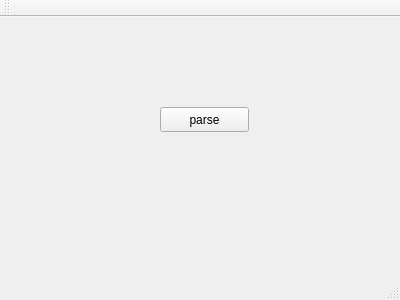
The window that mainwindow.ui (ABarnasFLY/QLogNEU) describes before a commit, drawn with Qt 5.
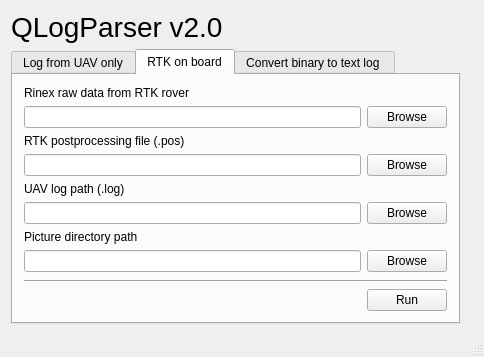
The same window after the commit. The open tabs and pages were chosen to show the change.

Diff of the .ui file:
```diff
--- a/mainwindow.ui
+++ b/mainwindow.ui
@@ -6,58 +6,280 @@
    <rect>
     <x>0</x>
     <y>0</y>
-    <width>400</width>
-    <height>300</height>
+    <width>484</width>
+    <height>345</height>
    </rect>
   </property>
   <property name="windowTitle">
    <string>MainWindow</string>
   </property>
   <widget class="QWidget" name="centralWidget">
-   <widget class="QPushButton" name="pushButton">
-    <property name="geometry">
-     <rect>
-      <x>160</x>
-      <y>90</y>
-      <width>89</width>
-      <height>25</height>
-     </rect>
-    </property>
-    <property name="text">
-     <string>parse</string>
-    </property>
-   </widget>
-   <widget class="QLabel" name="label">
-    <property name="geometry">
-     <rect>
-      <x>170</x>
-      <y>130</y>
-      <width>67</width>
-      <height>17</height>
-     </rect>
-    </property>
-    <property name="text">
-     <string/>
-    </property>
-   </widget>
-  </widget>
-  <widget class="QMenuBar" name="menuBar">
-   <property name="geometry">
-    <rect>
-     <x>0</x>
-     <y>0</y>
-     <width>400</width>
-     <height>22</height>
-    </rect>
-   </property>
-  </widget>
-  <widget class="QToolBar" name="mainToolBar">
-   <attribute name="toolBarArea">
-    <enum>TopToolBarArea</enum>
-   </attribute>
-   <attribute name="toolBarBreak">
-    <bool>false</bool>
-   </attribute>
+   <layout class="QGridLayout" name="gridLayout">
+    <item row="1" column="2">
+     <widget class="QLabel" name="label">
+      <property name="text">
+       <string/>
+      </property>
+     </widget>
+    </item>
+    <item row="0" column="0">
+     <widget class="QLabel" name="label_12">
+      <property name="font">
+       <font>
+        <pointsize>21</pointsize>
+       </font>
+      </property>
+      <property name="text">
+       <string>QLogParser v2.0</string>
+      </property>
+     </widget>
+    </item>
+    <item row="1" column="0">
+     <widget class="QTabWidget" name="tabWidget">
+      <property name="currentIndex">
+       <number>2</number>
+      </property>
+      <widget class="QWidget" name="tab_paths_no_rtk">
+       <attribute name="title">
+        <string>Log from UAV only</string>
+       </attribute>
+       <layout class="QGridLayout" name="gridLayout_2">
+        <item row="2" column="0">
+         <widget class="QLineEdit" name="le_log"/>
+        </item>
+        <item row="3" column="0">
+         <widget class="QLabel" name="label_3">
+          <property name="text">
+           <string>Picture directory path</string>
+          </property>
+         </widget>
+        </item>
+        <item row="1" column="0">
+         <widget class="QLabel" name="label_2">
+          <property name="text">
+           <string>UAV log path (.log)</string>
+          </property>
+         </widget>
+        </item>
+        <item row="2" column="1">
+         <widget class="QPushButton" name="pb_browse_log">
+          <property name="text">
+           <string>Browse</string>
+          </property>
+         </widget>
+        </item>
+        <item row="4" column="0">
+         <widget class="QLineEdit" name="le_pics"/>
+        </item>
+        <item row="4" column="1">
+         <widget class="QPushButton" name="pb_browse_pic">
+          <property name="text">
+           <string>Browse</string>
+          </property>
+         </widget>
+        </item>
+        <item row="7" column="1">
+         <widget class="QPushButton" name="pb_run">
+          <property name="text">
+           <string>Run</string>
+          </property>
+         </widget>
+        </item>
+        <item row="6" column="0" colspan="2">
+         <widget class="Line" name="line">
+          <property name="orientation">
+           <enum>Qt::Horizontal</enum>
+          </property>
+         </widget>
+        </item>
+        <item row="5" column="0">
+         <spacer name="verticalSpacer">
+          <property name="orientation">
+           <enum>Qt::Vertical</enum>
+          </property>
+          <property name="sizeHint" stdset="0">
+           <size>
+            <width>20</width>
+            <height>40</height>
+           </size>
+          </property>
+         </spacer>
+        </item>
+       </layout>
+      </widget>
+      <widget class="QWidget" name="tab_paths_rtk">
+       <attribute name="title">
+        <string>RTK on board</string>
+       </attribute>
+       <layout class="QGridLayout" name="gridLayout_4">
+        <item row="8" column="2">
+         <widget class="QPushButton" name="pb_rin_pics">
+          <property name="text">
+           <string>Browse</string>
+          </property>
+         </widget>
+        </item>
+        <item row="4" column="1">
+         <widget class="QLabel" name="label_10">
+          <property name="text">
+           <string>UAV log path (.log)</string>
+          </property>
+         </widget>
+        </item>
+        <item row="3" column="2">
+         <widget class="QPushButton" name="pb_rin_pos">
+          <property name="text">
+           <string>Browse</string>
+          </property>
+         </widget>
+        </item>
+        <item row="0" column="1">
+         <widget class="QLabel" name="label_8">
+          <property name="text">
+           <string>Rinex raw data from RTK rover</string>
+          </property>
+         </widget>
+        </item>
+        <item row="1" column="2">
+         <widget class="QPushButton" name="pb_rin_rinex">
+          <property name="text">
+           <string>Browse</string>
+          </property>
+         </widget>
+        </item>
+        <item row="5" column="2">
+         <widget class="QPushButton" name="pb_rin_log">
+          <property name="text">
+           <string>Browse</string>
+          </property>
+         </widget>
+        </item>
+        <item row="3" column="1">
+         <widget class="QLineEdit" name="le_rin_pos"/>
+        </item>
+        <item row="2" column="1">
+         <widget class="QLabel" name="label_9">
+          <property name="text">
+           <string>RTK postprocessing file (.pos)</string>
+          </property>
+         </widget>
+        </item>
+        <item row="5" column="1">
+         <widget class="QLineEdit" name="le_rin_log"/>
+        </item>
+        <item row="7" column="1">
+         <widget class="QLabel" name="label_11">
+          <property name="text">
+           <string>Picture directory path</string>
+          </property>
+         </widget>
+        </item>
+        <item row="8" column="1">
+         <widget class="QLineEdit" name="le_rin_pics"/>
+        </item>
+        <item row="1" column="1">
+         <widget class="QLineEdit" name="le_rin_rinex"/>
+        </item>
+        <item row="11" column="2">
+         <widget class="QPushButton" name="pb_rin_run">
+          <property name="text">
+           <string>Run</string>
+          </property>
+         </widget>
+        </item>
+        <item row="10" column="1" colspan="2">
+         <widget class="Line" name="line_5">
+          <property name="orientation">
+           <enum>Qt::Horizontal</enum>
+          </property>
+         </widget>
+        </item>
+        <item row="9" column="1">
+         <spacer name="verticalSpacer_2">
+          <property name="orientation">
+           <enum>Qt::Vertical</enum>
+          </property>
+          <property name="sizeHint" stdset="0">
+           <size>
+            <width>20</width>
+            <height>40</height>
+           </size>
+          </property>
+         </spacer>
+        </item>
+       </layout>
+      </widget>
+      <widget class="QWidget" name="tab">
+       <attribute name="title">
+        <string>Convert binary to text log </string>
+       </attribute>
+       <layout class="QGridLayout" name="gridLayout_5">
+        <item row="2" column="3">
+         <widget class="QPushButton" name="pb_binToLog_open">
+          <property name="text">
+           <string>Browse</string>
+          </property>
+         </widget>
+        </item>
+        <item row="0" column="0">
+         <widget class="QLabel" name="label_4">
+          <property name="text">
+           <string>Binary log path</string>
+          </property>
+         </widget>
+        </item>
+        <item row="5" column="1">
+         <spacer name="verticalSpacer_3">
+          <property name="orientation">
+           <enum>Qt::Vertical</enum>
+          </property>
+          <property name="sizeHint" stdset="0">
+           <size>
+            <width>20</width>
+            <height>87</height>
+           </size>
+          </property>
+         </spacer>
+        </item>
+        <item row="7" column="3">
+         <widget class="QPushButton" name="pb_binToLog_convert">
+          <property name="text">
+           <string>Convert</string>
+          </property>
+         </widget>
+        </item>
+        <item row="2" column="0" colspan="3">
+         <widget class="QLineEdit" name="le_binToLog_open"/>
+        </item>
+        <item row="6" column="0" colspan="4">
+         <widget class="Line" name="line_2">
+          <property name="orientation">
+           <enum>Qt::Horizontal</enum>
+          </property>
+         </widget>
+        </item>
+        <item row="3" column="0">
+         <widget class="QLabel" name="label_13">
+          <property name="text">
+           <string>Write text log to: </string>
+          </property>
+         </widget>
+        </item>
+        <item row="4" column="3">
+         <widget class="QPushButton" name="pb_binToLog_save">
+          <property name="text">
+           <string>Browse</string>
+          </property>
+         </widget>
+        </item>
+        <item row="4" column="0" colspan="3">
+         <widget class="QLineEdit" name="le_binToLog_save"/>
+        </item>
+       </layout>
+      </widget>
+     </widget>
+    </item>
+   </layout>
   </widget>
   <widget class="QStatusBar" name="statusBar"/>
  </widget>
```
